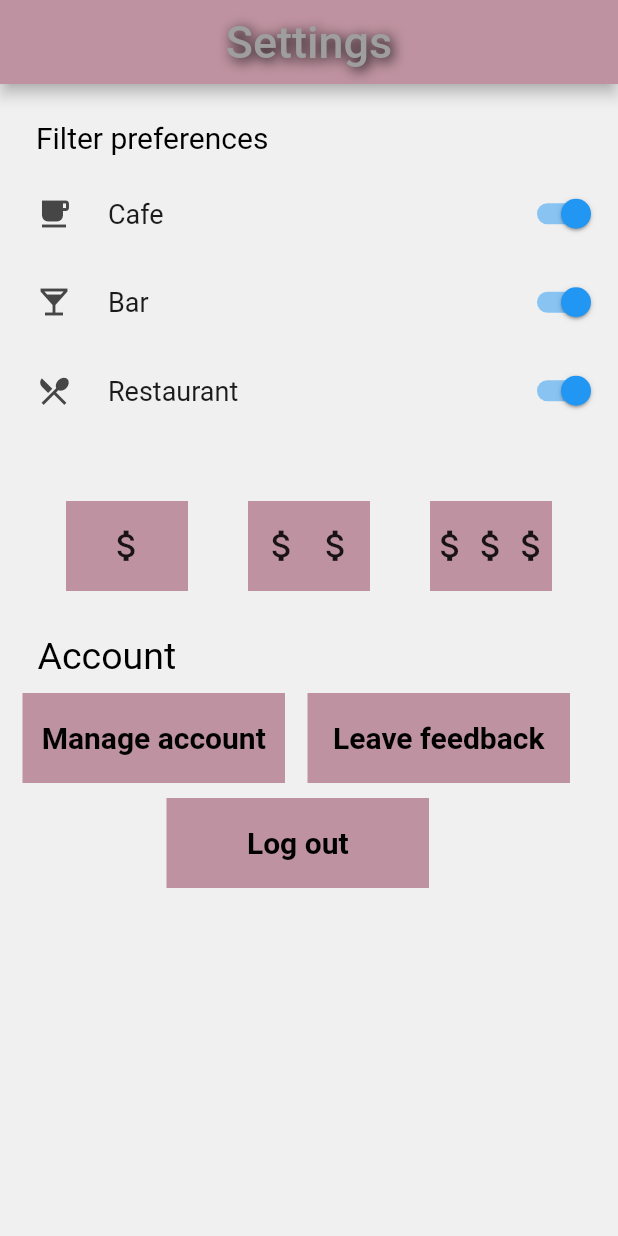
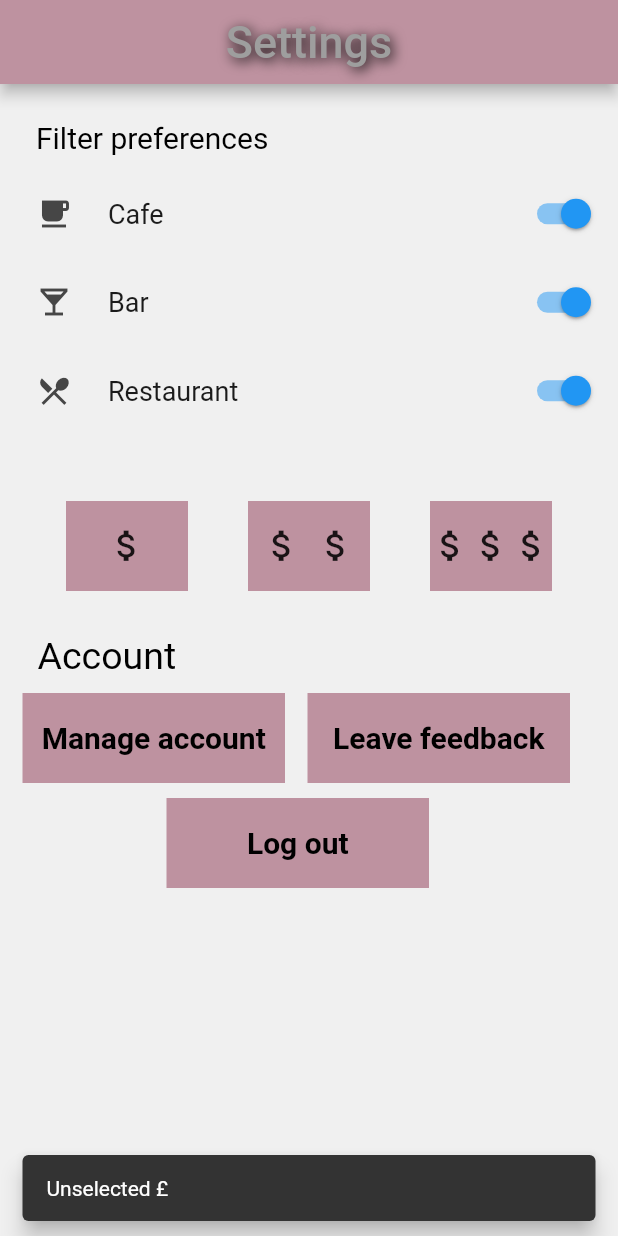
Before and after one commit to Ceasarna/Sun-Chaser, a Flutter app: the SettingsPage screen opened directly, after a tap on the "attach money" icon, on a phone screen of 412 x 824 dp. Run offline on Flutter 3.47's test engine with Material 2 defaults, Android fonts, the phone set to English and light mode, and no system bars; drawn by our look-alikes of settings_ui; our stand-ins replace firebase_auth, firebase_core, flutter_native_splash, flutter_signin_button, font_awesome_flutter, geolocator and 5 more; missing offline and left inert: firebase_auth_web, firebase_core_web, flutter_google_places, geolocator_web, google_api_headers, google_sign_in_web and 3 more; accounts and stored records are empty.

```diff
--- a/lib/SettingsPage.dart
+++ b/lib/SettingsPage.dart
@@ -113,6 +113,21 @@ class _SettingsPageState extends State<SettingsPage> {
                           onTap: () {
                             setState(() {
                               onClickPriceColor("LowPriceRange");
+
+                              if (_priceRangeBool["LowPriceRange"] == true) {
+                                ScaffoldMessenger.of(context).showSnackBar(const SnackBar(
+                                  duration: Duration(milliseconds: 1000),
+                                  behavior: SnackBarBehavior.floating,
+                                  content: Text('Selected £'),
+                                ));
+                              }else{
+                                ScaffoldMessenger.of(context).showSnackBar(const SnackBar(
+                                  duration: Duration(milliseconds: 1000),
+                                  content: Text('Unselected £'),
+                                  behavior: SnackBarBehavior.floating,
+                                ));
+                              }
+
                             });
                             print("Tapped single dollarSign");
                           },
@@ -139,6 +154,21 @@ class _SettingsPageState extends State<SettingsPage> {
                           onTap: () {
                             setState(() {
                               onClickPriceColor("MediumPriceRange");
+
+                              if (_priceRangeBool["MediumPriceRange"] == true) {
+                                ScaffoldMessenger.of(context).showSnackBar(const SnackBar(
+                                  duration: Duration(milliseconds: 1000),
+                                  behavior: SnackBarBehavior.floating,
+                                  content: Text('Selected ££'),
+                                ));
+                              }else{
+                                ScaffoldMessenger.of(context).showSnackBar(const SnackBar(
+                                  duration: Duration(milliseconds: 1000),
+                                  content: Text('Unselected ££'),
+                                  behavior: SnackBarBehavior.floating,
+                                ));
+                              }
+
                             });
                             print("Tapped double dollarSign");
                           },
@@ -169,6 +199,21 @@ class _SettingsPageState extends State<SettingsPage> {
                           onTap: () {
                             setState(() {
                               onClickPriceColor("HighPriceRange");
+
+                              if (_priceRangeBool["HighPriceRange"] == true) {
+                                ScaffoldMessenger.of(context).showSnackBar(const SnackBar(
+                                  duration: Duration(milliseconds: 1000),
+                                  behavior: SnackBarBehavior.floating,
+                                  content: Text('Selected £££'),
+                                ));
+                              }else{
+                                ScaffoldMessenger.of(context).showSnackBar(const SnackBar(
+                                  duration: Duration(milliseconds: 1000),
+                                  content: Text('Unselected £££'),
+                                  behavior: SnackBarBehavior.floating,
+                                ));
+                              }
+
                             });
                             print("Tapped Tripple dollarSign");
                           },
```
